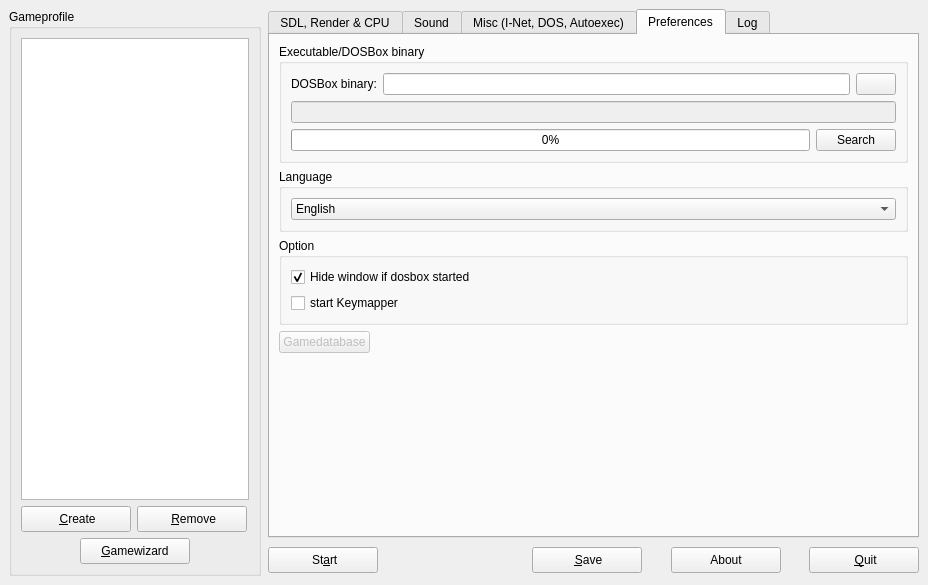
The window that ui/dboxfe.ui (LasDesu/DBoxFE) describes before a commit, drawn with Qt 5.
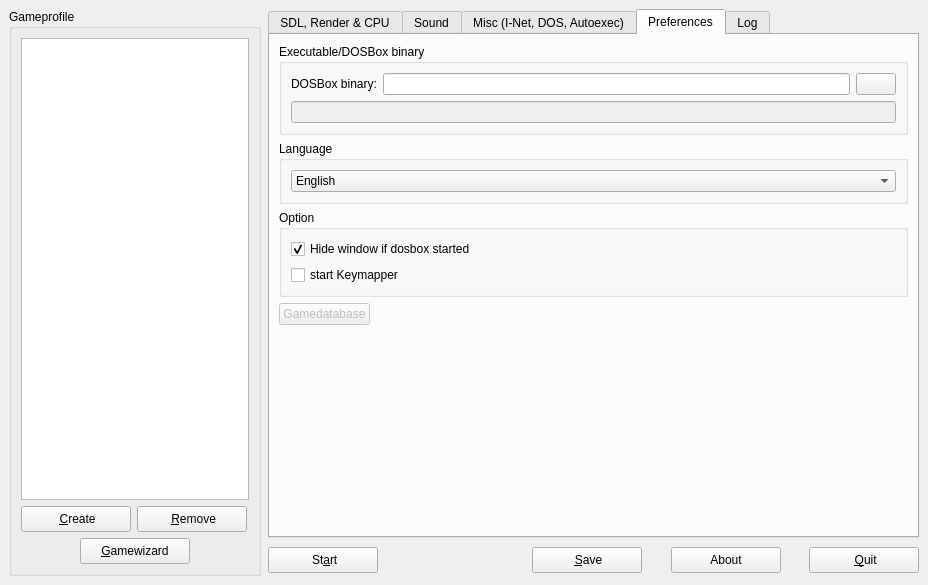
The same window after the commit. The open tabs and pages were chosen to show the change. Icons and pictures are not drawn.

What changed in the file:
```diff
--- a/ui/dboxfe.ui
+++ b/ui/dboxfe.ui
@@ -4450,33 +4450,6 @@
         <property name="spacing" >
          <number>6</number>
         </property>
-        <item row="1" column="0" >
-         <layout class="QGridLayout" >
-          <property name="margin" >
-           <number>0</number>
-          </property>
-          <property name="spacing" >
-           <number>6</number>
-          </property>
-          <item row="0" column="0" >
-           <widget class="QProgressBar" name="pBarSearchBin" >
-            <property name="value" >
-             <number>0</number>
-            </property>
-            <property name="orientation" >
-             <enum>Qt::Horizontal</enum>
-            </property>
-           </widget>
-          </item>
-          <item row="0" column="1" >
-           <widget class="QPushButton" name="btnSearchBin" >
-            <property name="text" >
-             <string>Search</string>
-            </property>
-           </widget>
-          </item>
-         </layout>
-        </item>
         <item row="0" column="0" >
          <layout class="QVBoxLayout" >
           <property name="margin" >
@@ -4537,6 +4510,90 @@
        </layout>
       </widget>
      </item>
+     <item row="1" column="0" >
+      <widget class="QGroupBox" name="gBoxLanguage" >
+       <property name="title" >
+        <string>Language</string>
+       </property>
+       <layout class="QGridLayout" >
+        <property name="margin" >
+         <number>9</number>
+        </property>
+        <property name="spacing" >
+         <number>6</number>
+        </property>
+        <item row="0" column="0" >
+         <widget class="QComboBox" name="cbxLanguage" >
+          <item>
+           <property name="text" >
+            <string>English</string>
+           </property>
+          </item>
+          <item>
+           <property name="text" >
+            <string>German</string>
+           </property>
+          </item>
+         </widget>
+        </item>
+       </layout>
+      </widget>
+     </item>
+     <item row="2" column="0" >
+      <widget class="QGroupBox" name="groupBox_4" >
+       <property name="title" >
+        <string>Option</string>
+       </property>
+       <layout class="QGridLayout" >
+        <property name="margin" >
+         <number>9</number>
+        </property>
+        <property name="spacing" >
+         <number>6</number>
+        </property>
+        <item row="0" column="0" >
+         <layout class="QGridLayout" >
+          <property name="margin" >
+           <number>0</number>
+          </property>
+          <property name="spacing" >
+           <number>6</number>
+          </property>
+          <item row="0" column="0" >
+           <widget class="QCheckBox" name="chkBoxWindowHide" >
+            <property name="text" >
+             <string>Hide window if dosbox started</string>
+            </property>
+            <property name="checked" >
+             <bool>true</bool>
+            </property>
+           </widget>
+          </item>
+          <item row="1" column="0" >
+           <widget class="QCheckBox" name="chkBoxStartmapper" >
+            <property name="text" >
+             <string>start Keymapper</string>
+            </property>
+           </widget>
+          </item>
+         </layout>
+        </item>
+       </layout>
+      </widget>
+     </item>
+     <item row="4" column="0" >
+      <spacer>
+       <property name="orientation" >
+        <enum>Qt::Vertical</enum>
+       </property>
+       <property name="sizeHint" >
+        <size>
+         <width>20</width>
+         <height>40</height>
+        </size>
+       </property>
+      </spacer>
+     </item>
      <item row="3" column="0" >
       <layout class="QHBoxLayout" >
        <property name="margin" >
@@ -4570,96 +4627,6 @@
        </item>
       </layout>
      </item>
-     <item row="4" column="0" >
-      <spacer>
-       <property name="orientation" >
-        <enum>Qt::Vertical</enum>
-       </property>
-       <property name="sizeHint" >
-        <size>
-         <width>20</width>
-         <height>40</height>
-        </size>
-       </property>
-      </spacer>
-     </item>
-     <item row="2" column="0" >
-      <widget class="QGroupBox" name="groupBox_4" >
-       <property name="title" >
-        <string>Option</string>
-       </property>
-       <layout class="QGridLayout" >
-        <property name="margin" >
-         <number>9</number>
-        </property>
-        <property name="spacing" >
-         <number>6</number>
-        </property>
-        <item row="0" column="0" >
-         <layout class="QGridLayout" >
-          <property name="margin" >
-           <number>0</number>
-          </property>
-          <property name="spacing" >
-           <number>6</number>
-          </property>
-          <item row="0" column="0" >
-           <widget class="QCheckBox" name="chkBoxWindowHide" >
-            <property name="text" >
-             <string>Hide window if dosbox started</string>
-            </property>
-            <property name="checked" >
-             <bool>true</bool>
-            </property>
-           </widget>
-          </item>
-          <item row="1" column="0" >
-           <widget class="QCheckBox" name="chkBoxStartmapper" >
-            <property name="text" >
-             <string>start Keymapper</string>
-            </property>
-           </widget>
-          </item>
-         </layout>
-        </item>
-       </layout>
-      </widget>
-     </item>
-     <item row="1" column="0" >
-      <widget class="QGroupBox" name="gBoxLanguage" >
-       <property name="title" >
-        <string>Language</string>
-       </property>
-       <layout class="QGridLayout" >
-        <property name="margin" >
-         <number>9</number>
-        </property>
-        <property name="spacing" >
-         <number>6</number>
-        </property>
-        <item row="0" column="0" >
-         <widget class="QComboBox" name="cbxLanguage" >
-          <item>
-           <property name="text" >
-            <string>English</string>
-           </property>
-           <property name="icon" >
-            <iconset resource="..\res\dboxfe.qrc" >:/pics/images/en.png</iconset>
-           </property>
-          </item>
-          <item>
-           <property name="text" >
-            <string>German</string>
-           </property>
-           <property name="icon" >
-            <iconset resource="..\res\dboxfe.qrc" >:/pics/images/de.png</iconset>
-           </property>
-          </item>
-         </widget>
-        </item>
-       </layout>
-      </widget>
-     </item>
     </layout>
    </widget>
    <widget class="QWidget" name="tbLog" >
```
Left out of the diff: 14 changed lines with no effect on the pictures.
